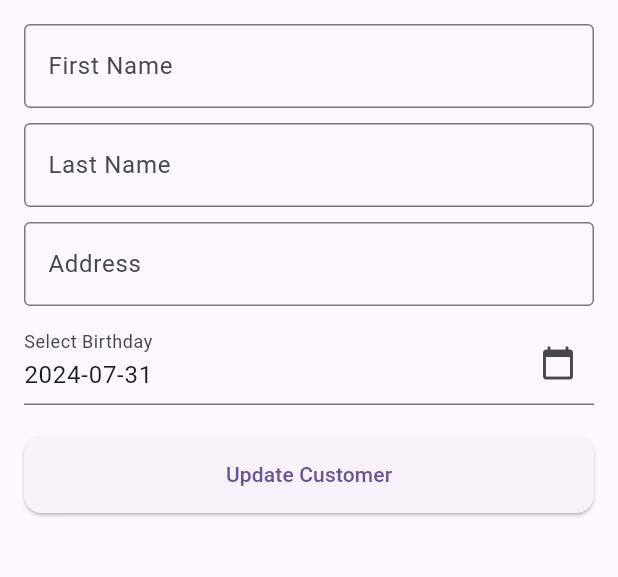
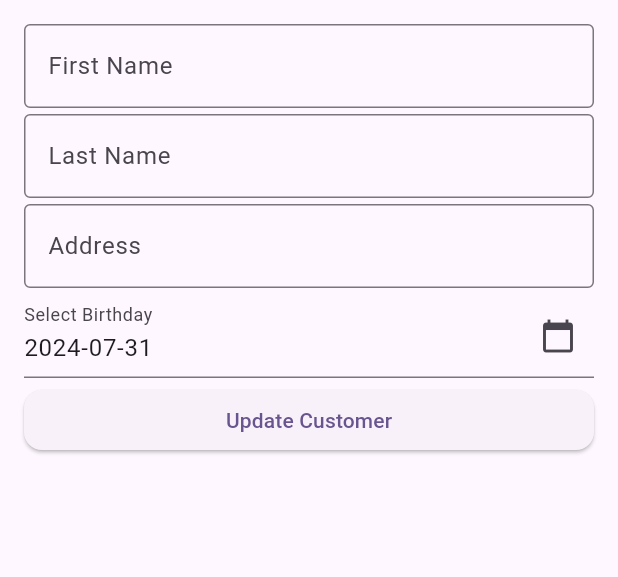
Before and after one commit to andreavisani/flight_manager, a Flutter app: the AddCustomer screen opened directly with empty values, on a phone screen of 412 x 824 dp, the part 84-661 px from its top. Run offline on Flutter 3.47's test engine with Material 3 defaults, Android fonts, the phone set to English and light mode, and no system bars; our stand-ins replace floor, sqflite; missing offline and left inert: encrypted_shared_preferences; accounts and stored records are empty; generated files the repository leaves out were written again.

Commit message:
Created Dartdoc for Add Customer page and Customer list page

```diff
--- a/lib/AddCustomer.dart
+++ b/lib/AddCustomer.dart
@@ -5,9 +5,13 @@ import 'Customer.dart';
 import 'CustomerDAO.dart';
 import 'Database.dart';
 
+/// A widget for adding or updating a customer.
 class AddCustomer extends StatefulWidget {
   final Customer? customer;
 
+  /// Creates an instance of [AddCustomer].
+  ///
+  /// [customer] is an optional parameter. If provided, the widget will allow updating the customer.
   AddCustomer({this.customer});
 
   @override
@@ -16,6 +20,7 @@ class AddCustomer extends StatefulWidget {
   }
 }
 
+/// The state class for [AddCustomer] that manages the form for adding or updating a customer.
 class AddCustomerState extends State<AddCustomer> {
   late TextEditingController _controllerFirstName;
   late TextEditingController _controllerLastName;
@@ -24,7 +29,11 @@ class AddCustomerState extends State<AddCustomer> {
   late CustomerDAO customerDAO;
   final EncryptedSharedPreferences encryptedSharedPreferences = EncryptedSharedPreferences();
 
-  Future<void> _selectDateTime(BuildContext context, TextEditingController controller) async {
+  /// Selects a date using a date picker and updates the given [controller].
+  ///
+  /// [context] is the build context.
+  /// [controller] is the [TextEditingController] to update with the selected date.
+  Future<void> selectDateTime(BuildContext context, TextEditingController controller) async {
     DateTime? pickedDate = await showDatePicker(
       context: context,
       initialDate: DateTime.now(),
@@ -40,6 +49,7 @@ class AddCustomerState extends State<AddCustomer> {
     }
   }
 
+  /// Adds a new customer to the database.
   void addCustomer() {
     setState(() {
       // Check if all fields have a value
@@ -65,7 +75,7 @@ class AddCustomerState extends State<AddCustomer> {
       try {
         final DateTime birthday = DateFormat('yyyy-MM-dd').parse(_dateTimeControllerBirthday.text);
 
-        // Increment the ID and create a new Customer
+        /// Increment the ID and create a new Customer
         var newCustomer = Customer(
           Customer.ID++,
           _controllerFirstName.text,
@@ -97,6 +107,7 @@ class AddCustomerState extends State<AddCustomer> {
     });
   }
 
+  /// Updates an existing customer in the database.
   void updateCustomer() {
     setState(() {
       // Check if all fields have a value
@@ -154,6 +165,7 @@ class AddCustomerState extends State<AddCustomer> {
     });
   }
 
+  /// Shows an instructions dialog.
   void _showInstructions() {
     showDialog(
       context: context,
@@ -174,6 +186,7 @@ class AddCustomerState extends State<AddCustomer> {
     );
   }
 
+  /// Refreshes the page by clearing all text fields.
   void _refreshPage() {
     setState(() {
       _controllerFirstName.clear();
@@ -273,7 +286,7 @@ class AddCustomerState extends State<AddCustomer> {
                 encryptedSharedPreferences.setString('first_name', value);
               },
             ),
-            SizedBox(height: 10),
+            SizedBox(height: 4),
             TextField(
               controller: _controllerLastName,
               decoration: InputDecoration(
@@ -284,7 +297,7 @@ class AddCustomerState extends State<AddCustomer> {
                 encryptedSharedPreferences.setString('last_name', value);
               },
             ),
-            SizedBox(height: 10),
+            SizedBox(height: 4),
             TextField(
               controller: _controllerAddress,
               decoration: InputDecoration(
@@ -295,7 +308,7 @@ class AddCustomerState extends State<AddCustomer> {
                 encryptedSharedPreferences.setString('address', value);
               },
             ),
-            SizedBox(height: 10),
+            SizedBox(height: 4),
             TextField(
               controller: _dateTimeControllerBirthday,
               readOnly: true,
@@ -303,14 +316,14 @@ class AddCustomerState extends State<AddCustomer> {
                 labelText: 'Select Birthday',
                 suffixIcon: Icon(Icons.calendar_today),
               ),
-              onTap: () => _selectDateTime(context, _dateTimeControllerBirthday),
+              onTap: () => selectDateTime(context, _dateTimeControllerBirthday),
             ),
-            SizedBox(height: 20),
+            SizedBox(height: 4),
             ElevatedButton(
               onPressed: widget.customer == null ? addCustomer : updateCustomer,
               child: Text(widget.customer == null ? "Add Customer" : "Update Customer"),
               style: ElevatedButton.styleFrom(
-                padding: EdgeInsets.symmetric(vertical: 16.0),
+                padding: EdgeInsets.symmetric(vertical: 10.0),
                 shape: RoundedRectangleBorder(
                   borderRadius: BorderRadius.circular(12.0),
                 ),
--- a/pubspec.yaml
+++ b/pubspec.yaml
@@ -40,6 +40,7 @@ dependencies:
   cupertino_icons: ^1.0.6
   encrypted_shared_preferences: ^3.0.1
   shared_preferences: ^2.2.3
+  dartdoc: ^8.0.8
 
 dev_dependencies:
   floor_generator: ^1.4.0
```
Also changed, not shown: lib/customerlist.dart (+75 -27 lines), pubspec.lock.
